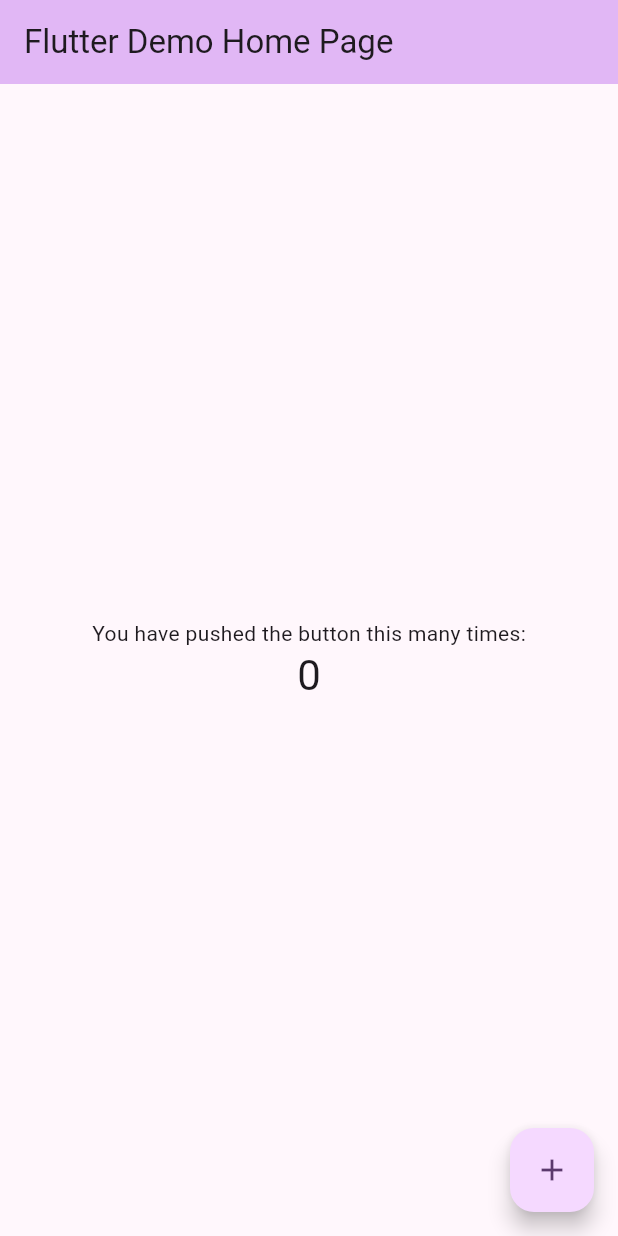
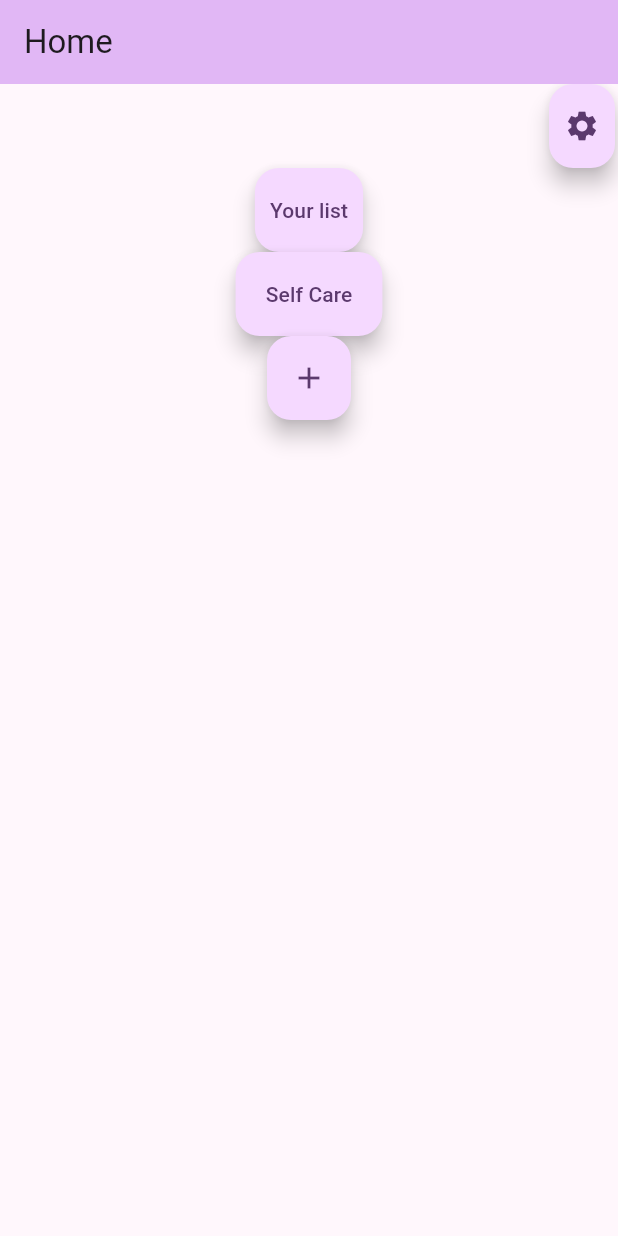
Before and after one commit to EmileRandolph/Capstone, a Flutter app: the screen it shows after launch, on a phone screen of 412 x 824 dp. Run offline on Flutter 3.47's test engine with Material 2 defaults, Android fonts, the phone set to English and light mode, and no system bars.

Commit message:
started basic layout

```diff
--- a/capstone/lib/main.dart
+++ b/capstone/lib/main.dart
@@ -1,7 +1,7 @@
 import 'package:flutter/material.dart';
 
 void main() {
-  runApp(const MyApp());
+  runApp(const MaterialApp(title:'DiceyProductivity',home:MyApp()));
 }
 
 class MyApp extends StatelessWidget {
@@ -11,13 +11,13 @@
   @override
   Widget build(BuildContext context) {
     return MaterialApp(
-      title: 'Flutter Demo',
+      title: 'Home',
       theme: ThemeData(
 
         colorScheme: ColorScheme.fromSeed(seedColor: const Color(0xffCA9CE1)),
         useMaterial3: true,
       ),
-      home: const MyHomePage(title: 'Flutter Demo Home Page'),
+      home: const MyHomePage(title: 'Home'),
     );
   }
 }
@@ -54,23 +54,60 @@
 
         child: Column(
 
-          mainAxisAlignment: MainAxisAlignment.center,
+          mainAxisAlignment: MainAxisAlignment.start,
           children: <Widget>[
-            const Text(
-              'You have pushed the button this many times:',
+            Row(
+              mainAxisAlignment: MainAxisAlignment.end,
+              children: [
+                  FloatingActionButton.extended(
+                    onPressed: _incrementCounter,
+                    extendedPadding: EdgeInsets.all(10),
+
+                    tooltip: 'opens settings',
+                    label: const Icon(Icons.settings),
+                  ),
+                ],
             ),
-            Text(
-              '$_counter',
-              style: Theme.of(context).textTheme.headlineMedium,
+            Column(
+              mainAxisAlignment: MainAxisAlignment.center,
+              children: [
+                Row(
+              mainAxisAlignment: MainAxisAlignment.center,
+              children: <Widget>[
+                FloatingActionButton.extended(
+                  onPressed: _incrementCounter,
+                  extendedPadding: EdgeInsets.all(10),
+
+                  tooltip: 'opens your list',
+                  label: const Text("Your list"),
+                ),
+              ]
             ),
+            Row(
+
+              mainAxisAlignment: MainAxisAlignment.center,
+
+              children: <Widget>[
+                FloatingActionButton.extended(
+                  onPressed: _incrementCounter,
+                  tooltip: 'opens self care list',
+                  label: const Text("Self Care"),
+                ),
+              ]
+            ),
+
+            FloatingActionButton(
+              onPressed: _incrementCounter,
+              tooltip: 'opens make new list screen',
+              child: const Icon(Icons.add),
+            ),
+              ],
+            ),
+
           ],
         ),
       ),
-      floatingActionButton: FloatingActionButton(
-        onPressed: _incrementCounter,
-        tooltip: 'Increment',
-        child: const Icon(Icons.add),
-      ),
+
     );
   }
 }
```
Also changed, not shown: capstone/lib/list_item.dart (renamed from capstone/lib/listItem.dart).
